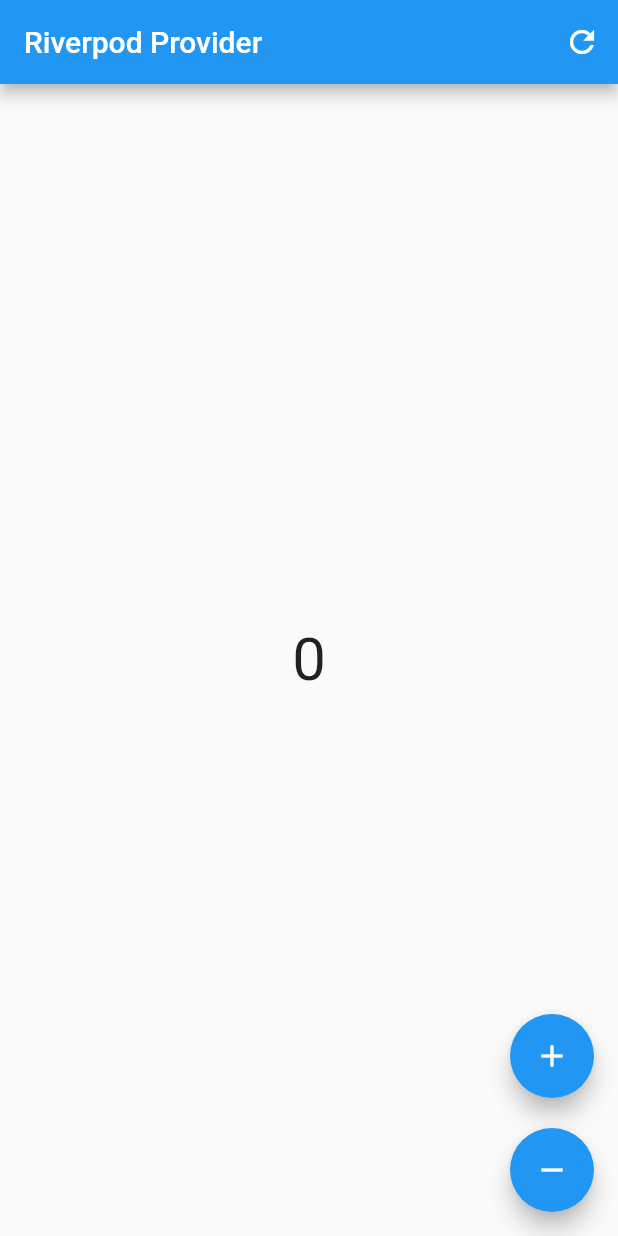
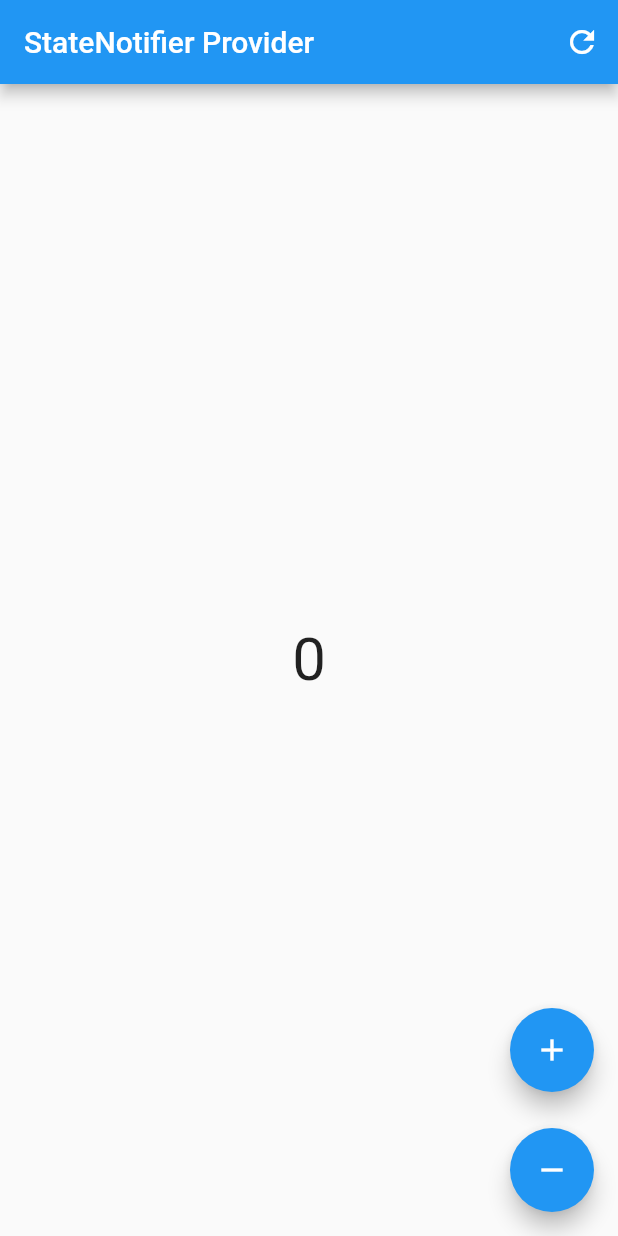
Before and after one commit to flutter99/riverpod_practice_project, a Flutter app: the screen it shows after launch, after a tap on the "add" icon, after a tap on the "remove" icon, on a phone screen of 412 x 824 dp. Run offline on Flutter 3.47's test engine with Material 2 defaults, Android fonts, the phone set to English and light mode, and no system bars; our stand-ins replace flutter_riverpod.

Commit message:
counter app with state notifier provider
in this I develop the counter application by using the  state notifier provider in riverpod state management

```diff
--- a/riverpod_counter_app/lib/main.dart
+++ b/riverpod_counter_app/lib/main.dart
@@ -1,5 +1,6 @@
 import 'package:flutter/material.dart';
 import 'package:flutter_riverpod/flutter_riverpod.dart';
+import 'package:riverpod_counter_app/screens/counter_app_example.dart';
 import 'package:riverpod_counter_app/screens/second.dart';
 
 import 'screens/first.dart';
@@ -20,7 +21,7 @@ class MyApp extends StatelessWidget {
       theme: ThemeData(
         primarySwatch: Colors.blue,
       ),
-      home: const CounterStateExample(),
+      home: const CounterAppExample(),
     );
   }
 }
--- /dev/null
+++ b/riverpod_counter_app/lib/providers/counter_provider.dart
@@ -0,0 +1,6 @@
+import 'package:flutter_riverpod/flutter_riverpod.dart';
+import 'package:riverpod_counter_app/providers/state_notifier_provider.dart';
+
+final counterProvider = StateNotifierProvider<CounterDemo, int>((ref) {
+  return CounterDemo();
+});
--- /dev/null
+++ b/riverpod_counter_app/lib/providers/state_notifier_provider.dart
@@ -0,0 +1,16 @@
+import 'package:flutter_riverpod/flutter_riverpod.dart';
+
+class CounterDemo extends StateNotifier<int> {
+  CounterDemo() : super(0);
+  void increment() {
+    state = state + 1;
+  }
+
+  void decrement(){
+    if(state <=0 ){
+      state = 0;
+    } else {
+      state = state - 1;
+    }
+  }
+}
--- a/riverpod_counter_app/lib/providers/state_provider.dart
+++ b/riverpod_counter_app/lib/providers/state_provider.dart
@@ -1,5 +1,5 @@
-import 'package:flutter_riverpod/flutter_riverpod.dart';
-
-final counterProvider = StateProvider<int>((ref) {
-  return 0;
-});
+// import 'package:flutter_riverpod/flutter_riverpod.dart';
+//
+// final counterProvider = StateProvider<int>((ref) {
+//   return 0;
+// });
--- /dev/null
+++ b/riverpod_counter_app/lib/screens/counter_app_example.dart
@@ -0,0 +1,54 @@
+import 'package:flutter/material.dart';
+import 'package:flutter_riverpod/flutter_riverpod.dart';
+import 'package:riverpod_counter_app/providers/counter_provider.dart';
+
+class CounterAppExample extends ConsumerWidget {
+  const CounterAppExample({Key? key}) : super(key: key);
+
+  @override
+  Widget build(BuildContext context, WidgetRef ref) {
+    final counter = ref.watch(counterProvider);
+    return Scaffold(
+      appBar: AppBar(
+        title: const Text('StateNotifier Provider'),
+        actions: [
+          IconButton(
+            onPressed: () {
+              ref.refresh(counterProvider);
+            },
+            icon: const Icon(Icons.refresh),
+          ),
+        ],
+      ),
+
+      /// body
+      body: Center(
+        child: Text(
+          counter.toString(),
+          style: const TextStyle(
+            fontSize: 40,
+          ),
+        ),
+      ),
+
+      floatingActionButton: Column(
+        mainAxisAlignment: MainAxisAlignment.end,
+        children: [
+          FloatingActionButton(
+            onPressed: () {
+              ref.read(counterProvider.notifier).increment();
+            },
+            child: const Icon(Icons.add),
+          ),
+          const SizedBox(height: 24),
+          FloatingActionButton(
+            onPressed: () {
+              ref.read(counterProvider.notifier).decrement();
+            },
+            child: const Icon(Icons.remove),
+          ),
+        ],
+      ),
+    );
+  }
+}
--- a/riverpod_counter_app/lib/screens/second.dart
+++ b/riverpod_counter_app/lib/screens/second.dart
@@ -2,84 +2,84 @@ import 'package:flutter/material.dart';
 import 'package:flutter_riverpod/flutter_riverpod.dart';
 import 'package:riverpod_counter_app/providers/state_provider.dart';
 
-class CounterStateExample extends ConsumerWidget {
-  const CounterStateExample({Key? key}) : super(key: key);
-
-  @override
-  Widget build(BuildContext context, WidgetRef ref) {
-
-    /// when need to show just value of provider then we use the ref.watch
-    final count = ref.watch(counterProvider);
-
-
-    /// to listen the change of the provider
-    ref.listen(counterProvider, (previous, next) {
-      if(next == 5) {
-        ScaffoldMessenger.of(context).showSnackBar(SnackBar(content: Text('The value is $next'),),);
-      }
-
-    });
-
-
-    return Scaffold(
-      appBar: AppBar(
-        title: const Text('Riverpod Provider'),
-        actions: [
-          IconButton(
-            onPressed: () {
-             /// ref.invalidate(counterProvider);
-              ref.refresh(counterProvider);
-            },
-            icon: const Icon(Icons.refresh),
-          ),
-        ],
-      ),
-      body: Center(
-        child: Text(
-          count.toString(),
-          style: const TextStyle(
-            fontSize: 40,
-          ),
-        ),
-      ),
-      floatingActionButton: Column(
-        mainAxisAlignment: MainAxisAlignment.end,
-        children: [
-          FloatingActionButton(
-            onPressed: () {
-              //ref.read(counterProvider.notifier).state += 1;
-
-              /// when value is changed of provider then we use the ref.read
-              ref.read(counterProvider.notifier).update((state) {
-                return state = state + 1;
-              });
-
-              // ref.read(counterProvider.notifier).update((state) => state+1);
-            },
-            child: const Icon(Icons.add),
-          ),
-
-          const SizedBox(height: 20),
-          FloatingActionButton(
-            onPressed: () {
-              //ref.read(counterProvider.notifier).state -= 1;
-
-
-              /// when value is changed of provider then we use the ref.read
-              ref.read(counterProvider.notifier).update((state) {
-                if(state <=0) {
-                  return state = 0;
-                } else {
-                  return state = state - 1;
-                }
-              });
-
-              // ref.read(counterProvider.notifier).update((state) => state-1);
-            },
-            child: const Icon(Icons.remove),
-          ),
-        ],
-      ),
-    );
-  }
-}
+// class CounterStateExample extends ConsumerWidget {
+//   const CounterStateExample({Key? key}) : super(key: key);
+//
+//   @override
+//   Widget build(BuildContext context, WidgetRef ref) {
+//
+//     /// when need to show just value of provider then we use the ref.watch
+//     final count = ref.watch(counterProvider);
+//
+//
+//     /// to listen the change of the provider
+//     ref.listen(counterProvider, (previous, next) {
+//       if(next == 5) {
+//         ScaffoldMessenger.of(context).showSnackBar(SnackBar(content: Text('The value is $next'),),);
+//       }
+//
+//     });
+//
+//
+//     return Scaffold(
+//       appBar: AppBar(
+//         title: const Text('Riverpod Provider'),
+//         actions: [
+//           IconButton(
+//             onPressed: () {
+//              /// ref.invalidate(counterProvider);
+//               ref.refresh(counterProvider);
+//             },
+//             icon: const Icon(Icons.refresh),
+//           ),
+//         ],
+//       ),
+//       body: Center(
+//         child: Text(
+//           count.toString(),
+//           style: const TextStyle(
+//             fontSize: 40,
+//           ),
+//         ),
+//       ),
+//       floatingActionButton: Column(
+//         mainAxisAlignment: MainAxisAlignment.end,
+//         children: [
+//           FloatingActionButton(
+//             onPressed: () {
+//               //ref.read(counterProvider.notifier).state += 1;
+//
+//               /// when value is changed of provider then we use the ref.read
+//               ref.read(counterProvider.notifier).update((state) {
+//                 return state = state + 1;
+//               });
+//
+//               // ref.read(counterProvider.notifier).update((state) => state+1);
+//             },
+//             child: const Icon(Icons.add),
+//           ),
+//
+//           const SizedBox(height: 20),
+//           FloatingActionButton(
+//             onPressed: () {
+//               //ref.read(counterProvider.notifier).state -= 1;
+//
+//
+//               /// when value is changed of provider then we use the ref.read
+//               ref.read(counterProvider.notifier).update((state) {
+//                 if(state <=0) {
+//                   return state = 0;
+//                 } else {
+//                   return state = state - 1;
+//                 }
+//               });
+//
+//               // ref.read(counterProvider.notifier).update((state) => state-1);
+//             },
+//             child: const Icon(Icons.remove),
+//           ),
+//         ],
+//       ),
+//     );
+//   }
+// }
```
